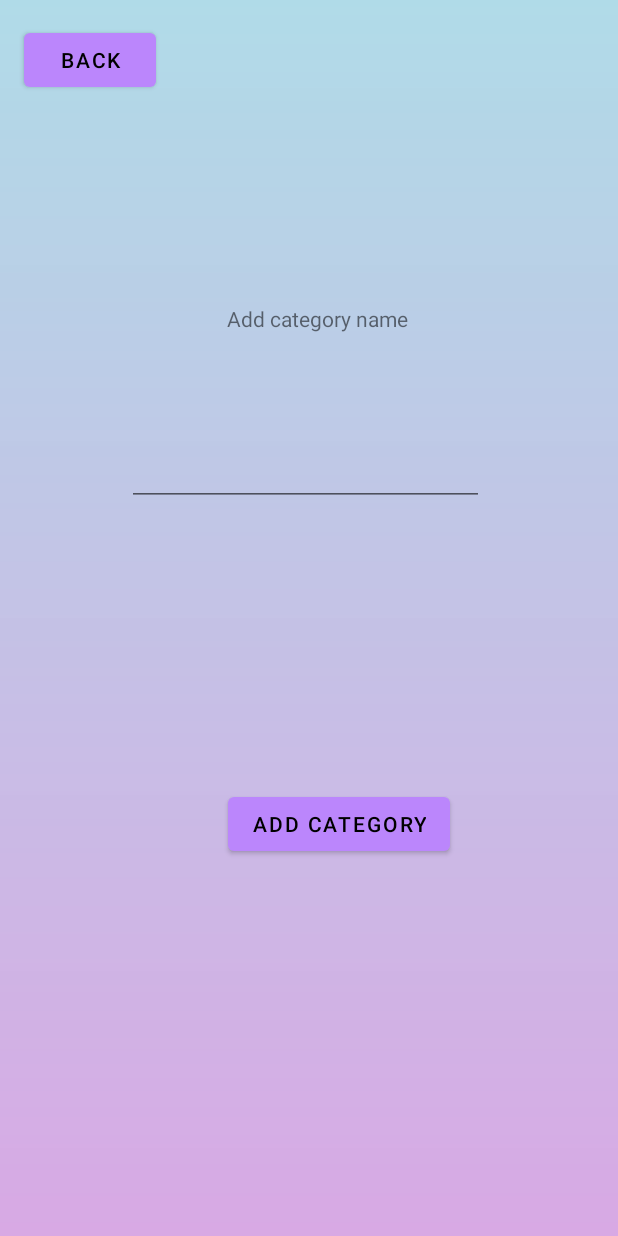
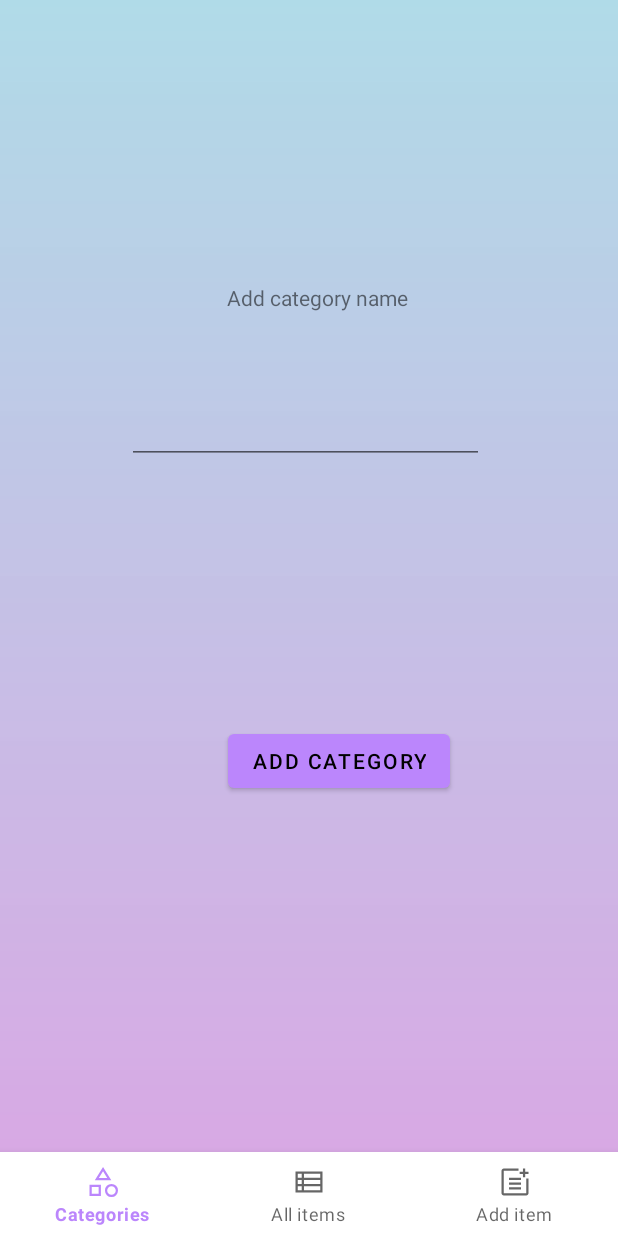
Before and after one commit to iknek/DAT257-Agile-Project, an Android app: the screen it shows after launch (AddCategoryScreen before the commit, MainActivity after it), after a tap on an icon or button, on a phone screen of 412 x 824 dp. Run offline under Robolectric (Android 15) with nearby library versions, the phone set to English and light mode, and no system bars; network calls fail.

Commit message:
Fragments.

```diff
--- a/app/src/main/AndroidManifest.xml
+++ b/app/src/main/AndroidManifest.xml
@@ -9,12 +9,6 @@
             android:roundIcon="@mipmap/ic_launcher_round"
             android:supportsRtl="true"
             android:theme="@style/Theme.FIndITv2">
-        <activity
-                android:name=".AddCategoryScreen"
-                android:label="AddCategoryScreen"/>
-        <activity
-                android:name=".DetailedItemView"
-                android:label="DetailedItemView"/>
         <activity
                 android:name=".MainActivity"
                 android:label="MainActivity"
--- a/app/src/main/java/com/example/finditv2/Fragments/AddNewFragment.java
+++ b/app/src/main/java/com/example/finditv2/Fragments/AddNewFragment.java
@@ -75,7 +75,6 @@ public class AddNewFragment extends Fragment {
      * Sets listeners for buttons/other input fields.
      */
     private void listeners(){
-
         addItem.setOnClickListener(new View.OnClickListener() {
             public void onClick(View v) {
                 grabDescriptionText();
@@ -90,7 +89,6 @@ public class AddNewFragment extends Fragment {
                 }
             }
         });
-
         locationBox.setOnFocusChangeListener(new View.OnFocusChangeListener() {
             @Override
             public void onFocusChange(View v, boolean hasFocus) {
@@ -99,7 +97,6 @@ public class AddNewFragment extends Fragment {
                 }
             }
         });
-
         imageView.setOnClickListener(new View.OnClickListener() {
             @Override
             public void onClick(View view) {
@@ -110,7 +107,6 @@ public class AddNewFragment extends Fragment {
 
     /**
      * Method for hiding keyboard.
-     * @param view
      */
     private void hideKeyboard(View view) {
         InputMethodManager inputMethodManager =(InputMethodManager) mainActivityContext.getSystemService(Activity.INPUT_METHOD_SERVICE);
--- a/app/src/main/java/com/example/finditv2/Fragments/CategoriesFragment.java
+++ b/app/src/main/java/com/example/finditv2/Fragments/CategoriesFragment.java
@@ -2,15 +2,14 @@ package com.example.finditv2.Fragments;
 
 import android.annotation.SuppressLint;
 import android.content.Context;
-import android.content.Intent;
 import android.os.Bundle;
-import android.util.AttributeSet;
 import android.view.LayoutInflater;
 import android.view.View;
 import android.view.ViewGroup;
 import androidx.annotation.NonNull;
 import androidx.annotation.Nullable;
 import androidx.fragment.app.Fragment;
+import androidx.fragment.app.FragmentTransaction;
 import androidx.recyclerview.widget.GridLayoutManager;
 import androidx.recyclerview.widget.RecyclerView;
 import com.example.finditv2.*;
@@ -36,16 +35,22 @@ public class CategoriesFragment extends Fragment {
     @Override
     public View onCreateView(@NonNull LayoutInflater inflater, @Nullable ViewGroup container, @Nullable Bundle savedInstanceState) {
         View view = inflater.inflate(R.layout.categories_page, container, false);
+
+        categories = FileManager.getCategories();
+        categories.add(0, new Category("All Categories"));
+
         recyclerViewAdapter = new CategoryRecyclerViewAdapter(categories, count);
         RecyclerView categoryRecyclerView = view.findViewById(R.id.category_rc);
         categoryRecyclerView.setLayoutManager(new GridLayoutManager(mainActivityContext, 2));
         categoryRecyclerView.setAdapter(recyclerViewAdapter);
+
         FloatingActionButton fab = view.findViewById(R.id.floatingActionButton);
-        categories = FileManager.getCategories();
-        categories.add(0, new Category("All Categories"));
+
         fab.setOnClickListener(view1 -> {
-            Intent intent = new Intent(mainActivityContext,AddCategoryScreen.class);
-            startActivity(intent);
+            FragmentTransaction transaction = getFragmentManager().beginTransaction();
+            transaction.replace(R.id.fragment_container, new NewCategoryPage());
+            transaction.addToBackStack(null);  // if written, this transaction will be added to backstack
+            transaction.commit();
         });
         return view;
     }
--- a/app/src/main/java/com/example/finditv2/AddCategoryScreen.java
+++ b/app/src/main/java/com/example/finditv2/Fragments/NewCategoryPage.java
@@ -1,30 +1,40 @@
-package com.example.finditv2;
+package com.example.finditv2.Fragments;
 
 import android.app.Activity;
 import android.os.Bundle;
+import android.view.LayoutInflater;
 import android.view.View;
+import android.view.ViewGroup;
 import android.view.inputmethod.InputMethodManager;
 import android.widget.Button;
 import android.widget.EditText;
 import android.widget.Toast;
-import androidx.appcompat.app.AppCompatActivity;
+import androidx.annotation.NonNull;
+import androidx.annotation.Nullable;
+import androidx.fragment.app.Fragment;
+import com.example.finditv2.Category;
+import com.example.finditv2.FileManager;
+import com.example.finditv2.R;
 
-public class AddCategoryScreen extends AppCompatActivity {
+public class NewCategoryPage extends Fragment {
 
-    private Button back;
     private Button addCategory;
     private EditText descriptionBox;
 
     /**
      * Method which is called when the add category page is started.
      */
-    protected void onCreate(Bundle savedInstanceState){
-        super.onCreate(savedInstanceState);
-        setContentView(R.layout.add_category_screen);
-        back = findViewById(R.id.button3);
-        back.setOnClickListener(view -> finish());
-        addCategory = findViewById(R.id.button7);
-        descriptionBox = findViewById(R.id.categoryTextInput);
+    @Nullable
+    @Override
+    public View onCreateView(@NonNull LayoutInflater inflater, @Nullable ViewGroup container, @Nullable Bundle savedInstanceState) {
+        View view = inflater.inflate(R.layout.add_category_screen, container, false);
+        addCategory = view.findViewById(R.id.button7);
+        descriptionBox = view.findViewById(R.id.categoryTextInput);
+        listeners();
+        return view;
+    }
+
+    private void listeners(){
         addCategory.setOnClickListener(new View.OnClickListener() {
             public void onClick(View v) {
                 grabDescriptionText();
@@ -40,10 +50,9 @@ public class AddCategoryScreen extends AppCompatActivity {
 
     /**
      * Method for hiding keyboard.
-     * @param view
      */
     private void hideKeyboard(View view) {
-        InputMethodManager inputMethodManager =(InputMethodManager)getSystemService(Activity.INPUT_METHOD_SERVICE);
+        InputMethodManager inputMethodManager = (InputMethodManager) getActivity().getSystemService(Activity.INPUT_METHOD_SERVICE);
         inputMethodManager.hideSoftInputFromWindow(view.getWindowToken(), 0);
     }
 
@@ -60,7 +69,7 @@ public class AddCategoryScreen extends AppCompatActivity {
      * @param category = the text from the textView
      */
     private void saveItem(String category){
-        Toast toast = new Toast(getApplicationContext());
+        Toast toast = new Toast(getActivity());
         if(category.isEmpty()){
             toast.setText("Category Name Must Be Specified!");
             toast.show();
--- a/app/src/main/java/com/example/finditv2/MainActivity.java
+++ b/app/src/main/java/com/example/finditv2/MainActivity.java
@@ -8,6 +8,7 @@ import androidx.fragment.app.Fragment;
 import com.example.finditv2.Fragments.AddNewFragment;
 import com.example.finditv2.Fragments.CategoriesFragment;
 import com.example.finditv2.Fragments.ItemsFragment;
+import com.example.finditv2.Fragments.NewCategoryPage;
 import com.google.android.material.bottomnavigation.BottomNavigationView;
 
 import java.util.HashMap;
@@ -23,19 +24,21 @@ public class MainActivity extends AppCompatActivity {
     @Override
     protected void onCreate(@Nullable Bundle savedInstanceState) {
         super.onCreate(savedInstanceState);
+        setContentView(R.layout.main_activity);
+        Context context = getBaseContext();
+
         new FileManager(this);
         categories = FileManager.getCategories();
-        setContentView(R.layout.main_activity);
-        Context context = getBaseContext();
         categoriesFragment = new CategoriesFragment(context, categories, getItemCount());
         itemScreen = new ItemsFragment(context);
         addItemScreen = new AddNewFragment(context);
+
         getSupportFragmentManager().beginTransaction().add(R.id.fragment_container,itemScreen).commit();
         BottomNavigationView bottomNavigation = findViewById(R.id.bottom_navigation1);
         bottomNavigation.setSelectedItemId(R.id.main_screen);
         bottomNavigation.setOnItemSelectedListener(item -> {
-            Fragment selectFragment = null;
-            String tag = null;
+            Fragment selectFragment;
+            String tag;
             switch (item.getOrder()) {
                 case 1:
                     selectFragment = categoriesFragment;
@@ -66,10 +69,14 @@ public class MainActivity extends AppCompatActivity {
     private HashMap<String,Integer> getItemCount () {
         List<Item> items = FileManager.getObject();
         HashMap<String, Integer> hashMap = new HashMap<>();
-        for (Item item : items) {
-            hashMap.merge(item.getCategory(), 1, Integer::sum);
+        try {
+            for (Item item : items) {
+                hashMap.merge(item.getCategory(), 1, Integer::sum);
+            }
+            hashMap.put(categories.get(0).getName(),items.size());
         }
-        hashMap.put(categories.get(0).getName(),items.size());
+        catch (Exception ignored){};
+
         return hashMap;
     }
 }
--- a/app/src/main/res/layout/add_category_screen.xml
+++ b/app/src/main/res/layout/add_category_screen.xml
@@ -47,15 +47,6 @@
                 app:layout_constraintEnd_toEndOf="parent" app:layout_constraintTop_toTopOf="parent"
                 android:layout_marginTop="188dp" app:layout_constraintHorizontal_bias="0.0"
                 android:layout_marginBottom="28dp" app:layout_constraintBottom_toTopOf="@+id/categoryTextInput"/>
-        <Button
-                android:text="Back"
-                android:textColor="@color/black"
-                android:layout_width="wrap_content"
-                android:layout_height="wrap_content" android:id="@+id/button3"
-
-                app:layout_constraintTop_toTopOf="parent"
-                android:layout_marginTop="16dp" app:layout_constraintStart_toStartOf="parent"
-                android:layout_marginStart="16dp"/>
         <!-- …Toolbar, other layouts, other elements… -->
 
     </androidx.constraintlayout.widget.ConstraintLayout>
```
Also changed, not shown: app/src/main/java/com/example/finditv2/CategoryRecyclerViewAdapter.java (+10 -12 lines), app/src/main/java/com/example/finditv2/DetailedItemView.java (deleted, +0 -111 lines), app/src/main/java/com/example/finditv2/FileManager.java (+0 -21 lines), app/src/main/java/com/example/finditv2/Fragments/ItemsFragment.java (+8 -5 lines), app/src/main/java/com/example/finditv2/SnackBarMaker.java (deleted, +0 -14 lines), 1 other file.
